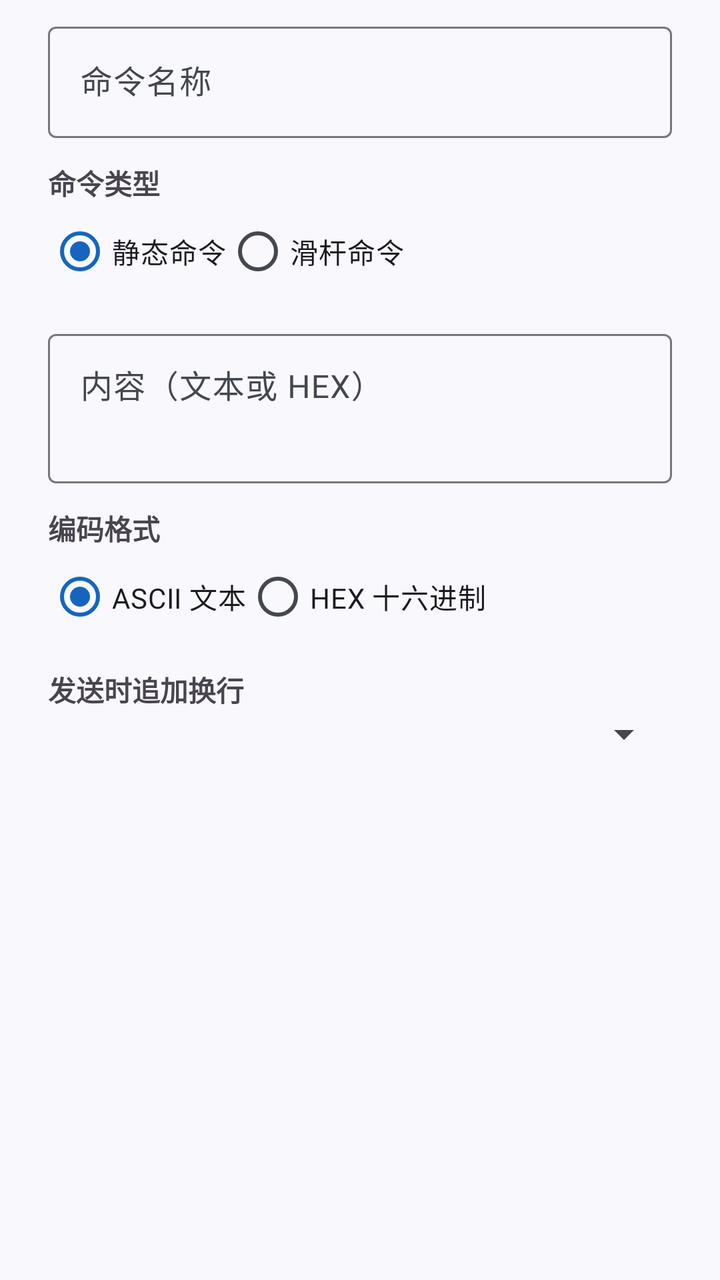
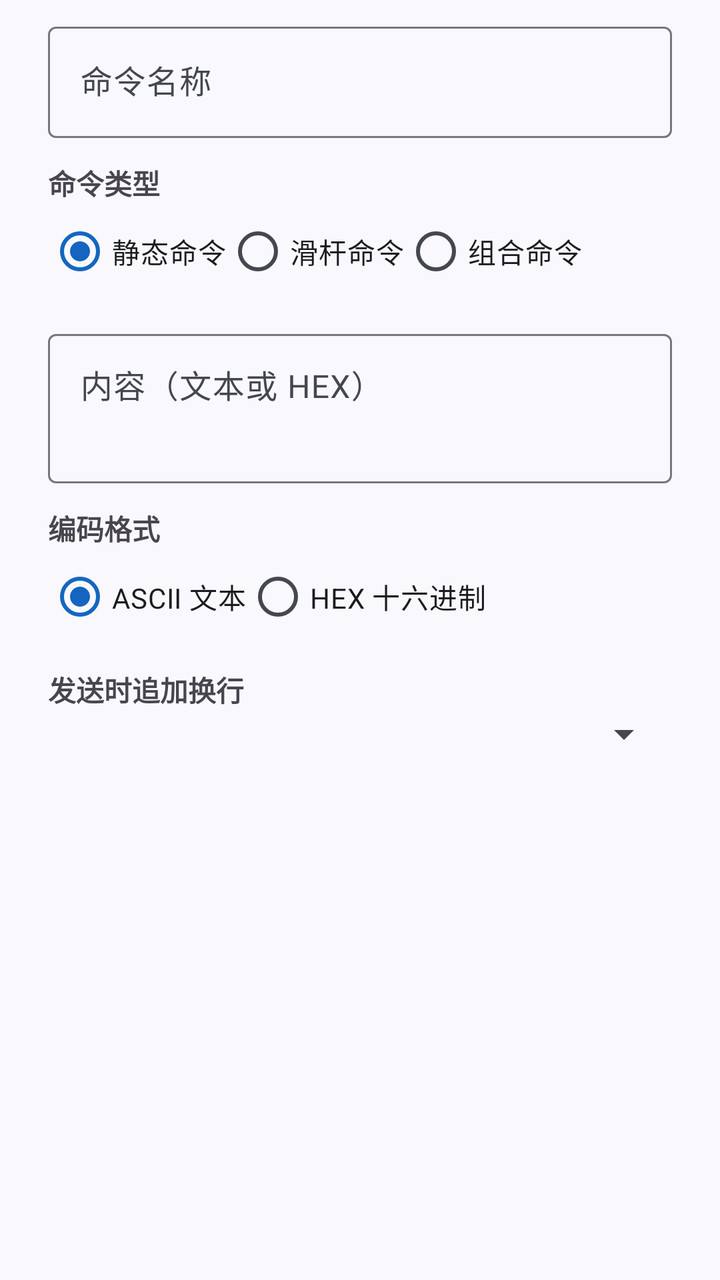

An Android layout rendered at two revisions. The XML below is the earlier revision; the diff shows what the commit changed to produce the second picture.
<!-- AndroidManifest.xml: application theme Theme.BluetoothAssistant -->
<!-- res/layout/dialog_command_edit.xml -->
<?xml version="1.0" encoding="utf-8"?>
<ScrollView xmlns:android="http://schemas.android.com/apk/res/android"
    xmlns:app="http://schemas.android.com/apk/res-auto"
    android:layout_width="match_parent"
    android:layout_height="wrap_content">

    <LinearLayout
        android:layout_width="match_parent"
        android:layout_height="wrap_content"
        android:orientation="vertical"
        android:paddingHorizontal="24dp"
        android:paddingTop="8dp">

        <com.google.android.material.textfield.TextInputLayout
            android:layout_width="match_parent"
            android:layout_height="wrap_content"
            android:hint="@string/command_name">

            <com.google.android.material.textfield.TextInputEditText
                android:id="@+id/etName"
                android:layout_width="match_parent"
                android:layout_height="wrap_content"
                android:inputType="text" />
        </com.google.android.material.textfield.TextInputLayout>

        <TextView
            android:layout_width="match_parent"
            android:layout_height="wrap_content"
            android:layout_marginTop="12dp"
            android:text="@string/command_type"
            android:textStyle="bold" />

        <RadioGroup
            android:id="@+id/typeGroup"
            android:layout_width="match_parent"
            android:layout_height="wrap_content"
            android:orientation="horizontal">

            <RadioButton
                android:id="@+id/rbStatic"
                android:layout_width="wrap_content"
                android:layout_height="wrap_content"
                android:checked="true"
                android:text="@string/static_command" />

            <RadioButton
                android:id="@+id/rbSlider"
                android:layout_width="wrap_content"
                android:layout_height="wrap_content"
                android:text="@string/slider_command" />
        </RadioGroup>

        
        <LinearLayout
            android:id="@+id/staticSection"
            android:layout_width="match_parent"
            android:layout_height="wrap_content"
            android:orientation="vertical">

            <com.google.android.material.textfield.TextInputLayout
                android:layout_width="match_parent"
                android:layout_height="wrap_content"
                android:layout_marginTop="12dp"
                android:hint="@string/command_content">

                <com.google.android.material.textfield.TextInputEditText
                    android:id="@+id/etContent"
                    android:layout_width="match_parent"
                    android:layout_height="wrap_content"
                    android:gravity="top"
                    android:inputType="textMultiLine"
                    android:minLines="2" />
            </com.google.android.material.textfield.TextInputLayout>

            <TextView
                android:layout_width="match_parent"
                android:layout_height="wrap_content"
                android:layout_marginTop="12dp"
                android:text="@string/encoding"
                android:textStyle="bold" />

            <RadioGroup
                android:id="@+id/encodingGroup"
                android:layout_width="match_parent"
                android:layout_height="wrap_content"
                android:orientation="horizontal">

                <RadioButton
                    android:id="@+id/rbAscii"
                    android:layout_width="wrap_content"
                    android:layout_height="wrap_content"
                    android:checked="true"
                    android:text="@string/ascii_encoding" />

                <RadioButton
                    android:id="@+id/rbHex"
                    android:layout_width="wrap_content"
                    android:layout_height="wrap_content"
                    android:text="@string/hex_encoding" />
            </RadioGroup>
        </LinearLayout>

        
        <LinearLayout
            android:id="@+id/sliderSection"
            android:layout_width="match_parent"
            android:layout_height="wrap_content"
            android:orientation="vertical"
            android:visibility="gone">

            <com.google.android.material.textfield.TextInputLayout
                android:layout_width="match_parent"
                android:layout_height="wrap_content"
                android:layout_marginTop="12dp"
                android:hint="@string/slider_prefix_hint">

                <com.google.android.material.textfield.TextInputEditText
                    android:id="@+id/etSliderPrefix"
                    android:layout_width="match_parent"
                    android:layout_height="wrap_content"
                    android:inputType="text" />
            </com.google.android.material.textfield.TextInputLayout>

            <TextView
                android:layout_width="match_parent"
                android:layout_height="wrap_content"
                android:layout_marginTop="12dp"
                android:text="@string/slider_separator"
                android:textStyle="bold" />

            <com.google.android.material.textfield.TextInputLayout
                android:layout_width="match_parent"
                android:layout_height="wrap_content"
                android:layout_marginTop="4dp"
                android:hint="@string/slider_separator_hint">

                <com.google.android.material.textfield.TextInputEditText
                    android:id="@+id/etSliderSeparator"
                    android:layout_width="match_parent"
                    android:layout_height="wrap_content"
                    android:inputType="text" />
            </com.google.android.material.textfield.TextInputLayout>

            <TextView
                android:layout_width="match_parent"
                android:layout_height="wrap_content"
                android:layout_marginTop="12dp"
                android:text="@string/slider_value_format"
                android:textStyle="bold" />

            <RadioGroup
                android:id="@+id/valueFormatGroup"
                android:layout_width="match_parent"
                android:layout_height="wrap_content"
                android:orientation="horizontal">

                <RadioButton
                    android:id="@+id/rbValDec"
                    android:layout_width="wrap_content"
                    android:layout_height="wrap_content"
                    android:checked="true"
                    android:text="@string/decimal" />

                <RadioButton
                    android:id="@+id/rbValHex"
                    android:layout_width="wrap_content"
                    android:layout_height="wrap_content"
                    android:text="@string/hex_short" />
            </RadioGroup>

            <com.google.android.material.textfield.TextInputLayout
                android:layout_width="match_parent"
                android:layout_height="wrap_content"
                android:layout_marginTop="12dp"
                android:hint="@string/slider_suffix_hint">

                <com.google.android.material.textfield.TextInputEditText
                    android:id="@+id/etSliderSuffix"
                    android:layout_width="match_parent"
                    android:layout_height="wrap_content"
                    android:inputType="text" />
            </com.google.android.material.textfield.TextInputLayout>

            <TextView
                android:layout_width="match_parent"
                android:layout_height="wrap_content"
                android:layout_marginTop="12dp"
                android:text="@string/slider_list"
                android:textStyle="bold" />

            <LinearLayout
                android:id="@+id/sliderList"
                android:layout_width="match_parent"
                android:layout_height="wrap_content"
                android:orientation="vertical" />

            <com.google.android.material.button.MaterialButton
                android:id="@+id/btnAddSlider"
                style="?attr/materialButtonOutlinedStyle"
                android:layout_width="match_parent"
                android:layout_height="wrap_content"
                android:layout_marginTop="8dp"
                android:text="@string/add_slider" />
        </LinearLayout>

        <TextView
            android:layout_width="match_parent"
            android:layout_height="wrap_content"
            android:layout_marginTop="12dp"
            android:text="@string/append_line_ending"
            android:textStyle="bold" />

        <Spinner
            android:id="@+id/lineSpinner"
            android:layout_width="match_parent"
            android:layout_height="wrap_content" />
    </LinearLayout>
</ScrollView>
<!-- resources referenced by this layout -->
<resources>
  <string name="add_slider">添加滑杆</string>
  <string name="append_line_ending">发送时追加换行</string>
  <string name="ascii_encoding">ASCII 文本</string>
  <string name="command_content">内容（文本或 HEX）</string>
  <string name="command_name">命令名称</string>
  <string name="command_type">命令类型</string>
  <string name="decimal">十进制</string>
  <string name="encoding">编码格式</string>
  <string name="hex_encoding">HEX 十六进制</string>
  <string name="hex_short">十六进制</string>
  <string name="slider_command">滑杆命令</string>
  <string name="slider_list">滑杆列表（上限/下限/默认值）</string>
  <string name="slider_prefix_hint">前缀文本（可选，如 MOVE ）</string>
  <string name="slider_separator">数值分隔符（自由输入）</string>
  <string name="slider_separator_hint">留空 = 无分隔；可输入空格、逗号、冒号、竖线等任意内容</string>
  <string name="slider_suffix_hint">后缀文本（可选）</string>
  <string name="slider_value_format">数值格式</string>
  <string name="static_command">静态命令</string>
  <style name="Theme.BluetoothAssistant" parent="Theme.Material3.DayNight.NoActionBar">
          <item name="colorPrimary">@color/primary</item>
          <item name="colorOnPrimary">@color/onPrimary</item>
          <item name="colorPrimaryContainer">@color/primaryContainer</item>
          <item name="colorOnPrimaryContainer">@color/onPrimaryContainer</item>
          <item name="colorSecondary">@color/secondary</item>
          <item name="colorOnSecondary">@color/onSecondary</item>
          <item name="colorSecondaryContainer">@color/secondaryContainer</item>
          <item name="colorOnSecondaryContainer">@color/onSecondaryContainer</item>
          <item name="android:colorBackground">@color/background</item>
          <item name="colorSurface">@color/surface</item>
          <item name="colorOnSurface">@color/onSurface</item>
          <item name="colorSurfaceVariant">@color/surfaceVariant</item>
          <item name="colorOnSurfaceVariant">@color/onSurfaceVariant</item>
          <item name="colorOutline">@color/outline</item>
      </style>
  <color name="primary">#1565C0</color>
  <color name="onPrimary">#FFFFFF</color>
  <color name="primaryContainer">#D6E3FF</color>
  <color name="onPrimaryContainer">#001B3F</color>
  <color name="secondary">#575E71</color>
  <color name="onSecondary">#FFFFFF</color>
  <color name="secondaryContainer">#DBE2F9</color>
  <color name="onSecondaryContainer">#141B2C</color>
  <color name="background">#F9F9FD</color>
  <color name="surface">#F9F9FD</color>
  <color name="onSurface">#191C20</color>
  <color name="surfaceVariant">#E1E2EC</color>
  <color name="onSurfaceVariant">#44474F</color>
  <color name="outline">#74777F</color>
</resources>

<!-- the commit's change to res/layout/dialog_command_edit.xml (unified diff, before → after) -->
@@ -48,6 +48,12 @@
                 android:layout_width="wrap_content"
                 android:layout_height="wrap_content"
                 android:text="@string/slider_command" />
+
+            <RadioButton
+                android:id="@+id/rbSequence"
+                android:layout_width="wrap_content"
+                android:layout_height="wrap_content"
+                android:text="@string/sequence_command" />
         </RadioGroup>
 
         
@@ -203,6 +209,103 @@
                 android:text="@string/add_slider" />
         </LinearLayout>
 
+        
+        <LinearLayout
+            android:id="@+id/sequenceSection"
+            android:layout_width="match_parent"
+            android:layout_height="wrap_content"
+            android:orientation="vertical"
+            android:visibility="gone">
+
+            <LinearLayout
+                android:layout_width="match_parent"
+                android:layout_height="wrap_content"
+                android:layout_marginTop="12dp"
+                android:gravity="center_vertical"
+                android:orientation="horizontal">
+
+                <com.google.android.material.textfield.TextInputLayout
+                    android:layout_width="0dp"
+                    android:layout_height="wrap_content"
+                    android:layout_weight="1"
+                    android:hint="@string/sequence_prefix_hint">
+
+                    <com.google.android.material.textfield.TextInputEditText
+                        android:id="@+id/etSeqPrefix"
+                        android:layout_width="match_parent"
+                        android:layout_height="wrap_content"
+                        android:inputType="text" />
+                </com.google.android.material.textfield.TextInputLayout>
+
+                <Spinner
+                    android:id="@+id/seqPrefixEncoding"
+                    android:layout_width="72dp"
+                    android:layout_height="wrap_content"
+                    android:layout_marginStart="8dp" />
+            </LinearLayout>
+
+            <com.google.android.material.textfield.TextInputLayout
+                android:layout_width="match_parent"
+                android:layout_height="wrap_content"
+                android:layout_marginTop="12dp"
+                android:hint="@string/sequence_separator_hint">
+
+                <com.google.android.material.textfield.TextInputEditText
+                    android:id="@+id/etSeqSeparator"
+                    android:layout_width="match_parent"
+                    android:layout_height="wrap_content"
+                    android:inputType="text" />
+            </com.google.android.material.textfield.TextInputLayout>
+
+            <LinearLayout
+                android:layout_width="match_parent"
+                android:layout_height="wrap_content"
+                android:layout_marginTop="12dp"
+                android:gravity="center_vertical"
+                android:orientation="horizontal">
+
+                <com.google.android.material.textfield.TextInputLayout
+                    android:layout_width="0dp"
+                    android:layout_height="wrap_content"
+                    android:layout_weight="1"
+                    android:hint="@string/sequence_suffix_hint">
+
+                    <com.google.android.material.textfield.TextInputEditText
+                        android:id="@+id/etSeqSuffix"
+                        android:layout_width="match_parent"
+                        android:layout_height="wrap_content"
+                        android:inputType="text" />
+                </com.google.android.material.textfield.TextInputLayout>
+
+                <Spinner
+                    android:id="@+id/seqSuffixEncoding"
+                    android:layout_width="72dp"
+                    android:layout_height="wrap_content"
+                    android:layout_marginStart="8dp" />
+            </LinearLayout>
+
+            <TextView
+                android:layout_width="match_parent"
+                android:layout_height="wrap_content"
+                android:layout_marginTop="12dp"
+                android:text="@string/sequence_list"
+                android:textStyle="bold" />
+
+            <LinearLayout
+                android:id="@+id/sequenceList"
+                android:layout_width="match_parent"
+                android:layout_height="wrap_content"
+                android:orientation="vertical" />
+
+            <com.google.android.material.button.MaterialButton
+                android:id="@+id/btnAddSequence"
+                style="?attr/materialButtonOutlinedStyle"
+                android:layout_width="match_parent"
+                android:layout_height="wrap_content"
+                android:layout_marginTop="8dp"
+                android:text="@string/add_sequence" />
+        </LinearLayout>
+
         <TextView
             android:layout_width="match_parent"
             android:layout_height="wrap_content"
<!-- resource entries referenced after the edit -->
@@ -1,5 +1,6 @@
 <!-- resources referenced by this layout -->
 <resources>
+  <string name="add_sequence">添加片段</string>
   <string name="add_slider">添加滑杆</string>
   <string name="append_line_ending">发送时追加换行</string>
   <string name="ascii_encoding">ASCII 文本</string>
@@ -10,6 +11,11 @@
   <string name="encoding">编码格式</string>
   <string name="hex_encoding">HEX 十六进制</string>
   <string name="hex_short">十六进制</string>
+  <string name="sequence_command">组合命令</string>
+  <string name="sequence_list">片段列表（按顺序拼接发送）</string>
+  <string name="sequence_prefix_hint">前缀文本或HEX（可选）</string>
+  <string name="sequence_separator_hint">片段间分隔符（留空=无；可输入逗号、空格等）</string>
+  <string name="sequence_suffix_hint">后缀文本或HEX（可选）</string>
   <string name="slider_command">滑杆命令</string>
   <string name="slider_list">滑杆列表（上限/下限/默认值）</string>
   <string name="slider_prefix_hint">前缀文本（可选，如 MOVE ）</string>
